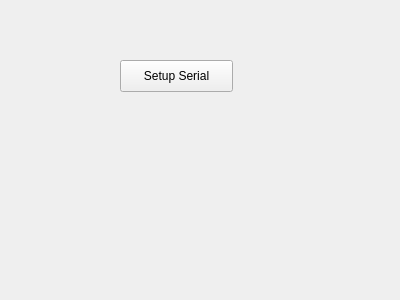
yobson/Exoplanet-Simulation, file mainwindow.ui: the form before one commit.
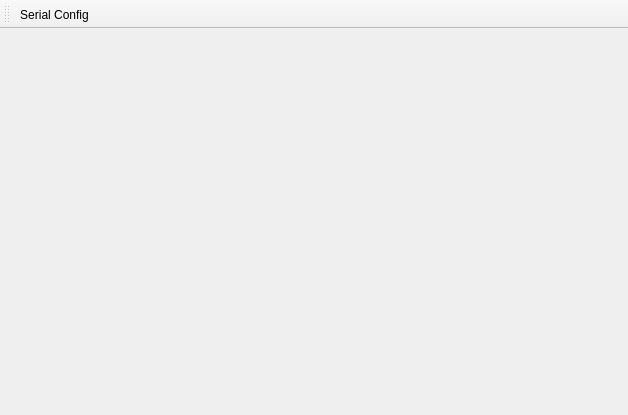
The form after the commit.

```diff
--- a/mainwindow.ui
+++ b/mainwindow.ui
@@ -6,28 +6,31 @@
    <rect>
     <x>0</x>
     <y>0</y>
-    <width>400</width>
-    <height>300</height>
+    <width>628</width>
+    <height>415</height>
    </rect>
   </property>
   <property name="windowTitle">
    <string>MainWindow</string>
   </property>
-  <widget class="QWidget" name="centralWidget">
-   <widget class="QPushButton" name="pushButton">
-    <property name="geometry">
-     <rect>
-      <x>120</x>
-      <y>60</y>
-      <width>113</width>
-      <height>32</height>
-     </rect>
-    </property>
-    <property name="text">
-     <string>Setup Serial</string>
-    </property>
-   </widget>
+  <widget class="QWidget" name="centralWidget"/>
+  <widget class="QToolBar" name="toolBar">
+   <property name="windowTitle">
+    <string>toolBar</string>
+   </property>
+   <attribute name="toolBarArea">
+    <enum>TopToolBarArea</enum>
+   </attribute>
+   <attribute name="toolBarBreak">
+    <bool>false</bool>
+   </attribute>
+   <addaction name="actionSerial_Config"/>
   </widget>
+  <action name="actionSerial_Config">
+   <property name="text">
+    <string>Serial Config</string>
+   </property>
+  </action>
  </widget>
  <layoutdefault spacing="6" margin="11"/>
  <resources/>
```
